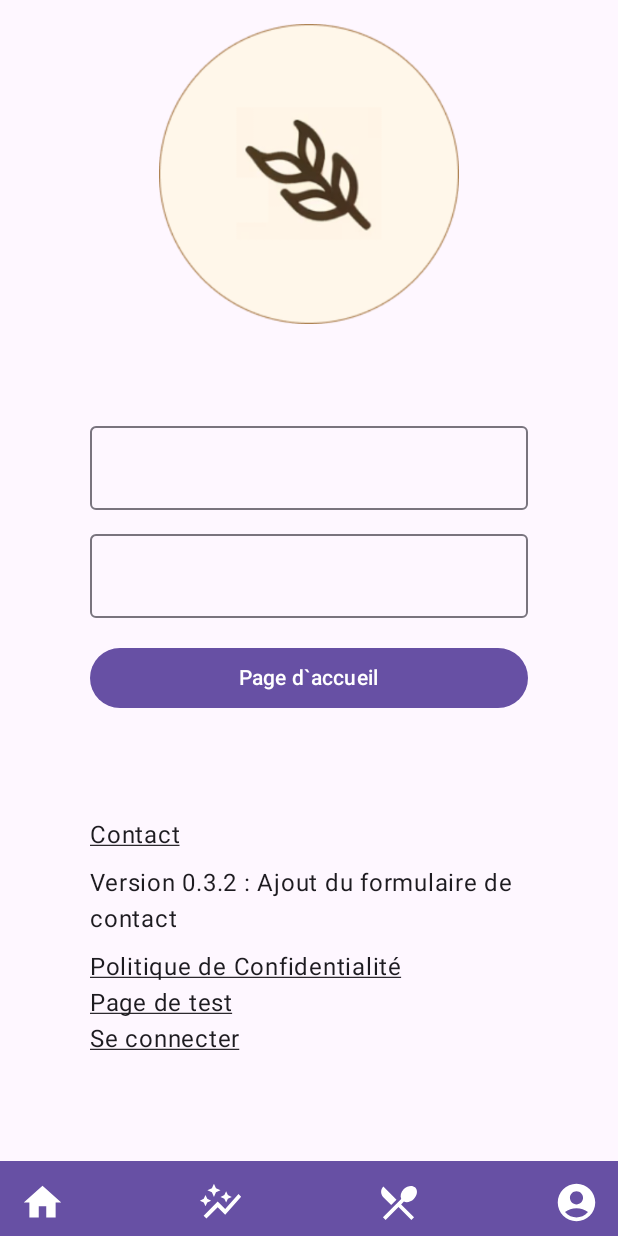
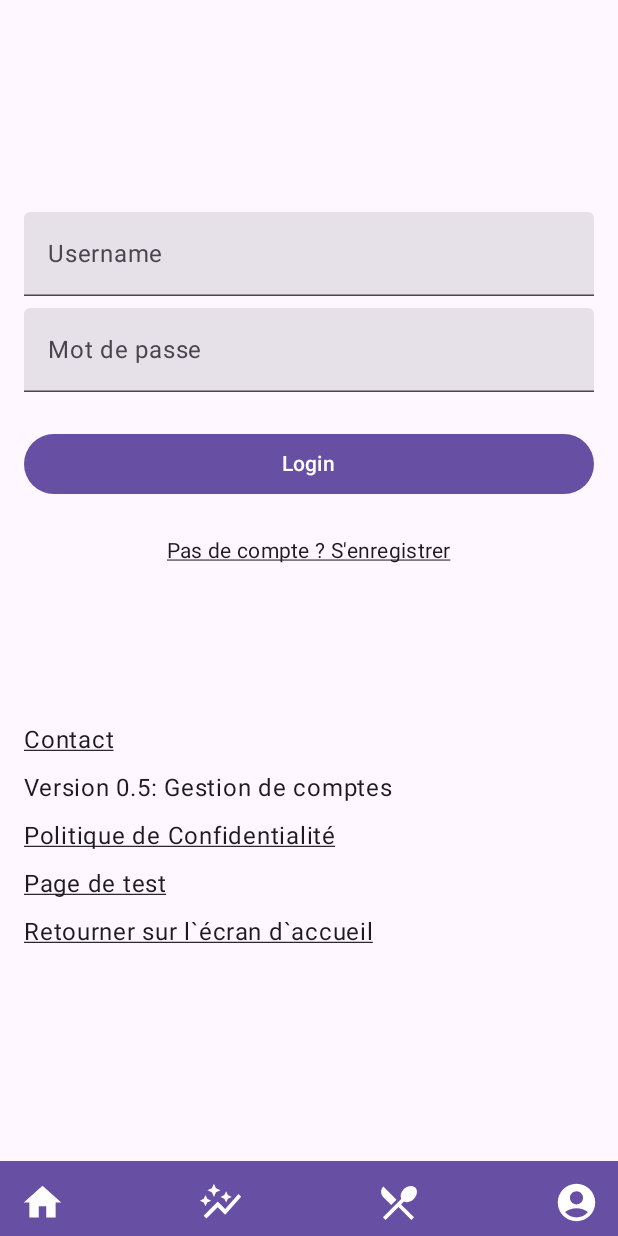
Before and after one commit to CedricSanchezGithub/Bagueton_Client, an Android app built with Jetpack Compose: the LoginScreen screen opened through its navigation route, on a phone screen of 412 x 824 dp. Run offline under Robolectric (Android 15) with nearby library versions, the phone set to English and light mode, and no system bars; network calls fail; pictures from the network do not load.

Commit message:
grosse maj

```diff
--- a/app/build.gradle.kts
+++ b/app/build.gradle.kts
@@ -69,7 +69,7 @@ dependencies {
     debugImplementation(libs.androidx.ui.tooling)
     debugImplementation(libs.androidx.ui.test.manifest)
     //Requete
-    implementation("com.squareup.okhttp3:okhttp:5.0.0-alpha.12")
+//    implementation("com.squareup.okhttp3:okhttp:5.0.0-alpha.12")
     //Parsing JSON
     implementation("com.google.code.gson:gson:2.10.1")
     //Téléchargement d'image
@@ -93,4 +93,8 @@ dependencies {
     //Coroutine
     implementation ("org.jetbrains.kotlinx:kotlinx-coroutines-core:1.3.5")
     implementation ("org.jetbrains.kotlinx:kotlinx-coroutines-android:1.3.5")
+    implementation( "com.squareup.retrofit2:retrofit:2.9.0")
+    implementation ("com.squareup.retrofit2:converter-gson:2.9.0")
+    implementation ("com.squareup.okhttp3:okhttp:4.9.0")
+    implementation ("com.squareup.okhttp3:logging-interceptor:4.9.0")
 }
--- a/app/src/main/java/com/c3dev/bagueton/ui/BaguetonViewModel.kt
+++ b/app/src/main/java/com/c3dev/bagueton/ui/BaguetonViewModel.kt
@@ -1,5 +1,6 @@
 package com.c3dev.bagueton.ui
 
+import androidx.compose.runtime.mutableIntStateOf
 import androidx.compose.runtime.mutableStateListOf
 import androidx.compose.runtime.mutableStateOf
 import androidx.lifecycle.ViewModel
@@ -30,7 +31,7 @@ class BaguetonViewModel : ViewModel() {
     var newIngredientsRecipe = mutableStateListOf<Ingredient>()
 
     var editMode = mutableStateOf(false)
-
+    var multiplication = mutableIntStateOf(1)
     fun createRecipe(title: String, ingredients: List<Ingredient>, steps: List<Step>){
         viewModelScope.launch(Dispatchers.Default) {
             ingredientsList.clear()
--- a/app/src/main/java/com/c3dev/bagueton/ui/Navigation.kt
+++ b/app/src/main/java/com/c3dev/bagueton/ui/Navigation.kt
@@ -2,6 +2,7 @@ package com.c3dev.bagueton.ui
 
 import ContactsFormScreen
 import ContactsViewModel
+import LoginScreen
 import androidx.compose.runtime.Composable
 import androidx.navigation.NavHostController
 import androidx.navigation.NavType
@@ -13,9 +14,9 @@ import com.c3dev.bagueton.ui.ui.screens.CalendarScreen
 import com.c3dev.bagueton.ui.ui.screens.CreateRecipeScreen
 import com.c3dev.bagueton.ui.ui.screens.HomeScreen
 import com.c3dev.bagueton.ui.ui.screens.ListRecipeScreen
-import com.c3dev.bagueton.ui.ui.screens.LoginScreen
 import com.c3dev.bagueton.ui.ui.screens.PrivacyPolicyScreen
 import com.c3dev.bagueton.ui.ui.screens.RecipeScreen
+import com.c3dev.bagueton.ui.ui.screens.ToolScreenCalc
 import com.c3dev.bagueton.ui.ui.screens.ToolsScreen
 import com.c3dev.bagueton.ui.ui.screens.UnboardingScreen
 import com.c3dev.bagueton.ui.ui.screens.tests.TestScreen
@@ -37,15 +38,17 @@ sealed class Routes(val route: String) {
     object FavoriteScreen : Routes("FavoriteScreen")
     //Route 7
     object ToolsScreen : Routes("ToolsScreen")
-    //Route 7
+    //Route 7.5
+    object ToolScreenCalc : Routes("ToolScreenCalc")
+    //Route 8
     object PrivacyPolicyScreen : Routes("PrivacyPolicyScreen")
-    //Route 8
+    //Route 9
     object UnboardingScreen : Routes("UnboardingScreen")
-    //Route 9
+    //Route 10
     object UpdateRecipeScreen : Routes("UpdateRecipeScreen/{id}"){
         fun createRoute(id: String) = "UpdateRecipeScreen/$id"
-        //Route 10
     }
+    //Route 11
     object TestScreen : Routes("TestScreen")
     object ContactsFormScreen : Routes("ContactsFormScreen")
     object CalendarScreen : Routes("CalendarScreen")
@@ -53,7 +56,11 @@ sealed class Routes(val route: String) {
 }
 
 @Composable
-fun AppNavigation(calendarViewModel: CalendarViewModel, baguetonViewModel: com.c3dev.bagueton.ui.BaguetonViewModel, accountViewModel: com.c3dev.bagueton.ui.AccountViewModel, weatherViewModel: WeatherViewModel, contactsViewModel: ContactsViewModel) {
+fun AppNavigation(calendarViewModel: CalendarViewModel,
+                  baguetonViewModel: BaguetonViewModel,
+                  accountViewModel: AccountViewModel,
+                  weatherViewModel: WeatherViewModel,
+                  contactsViewModel: ContactsViewModel) {
 
     val navHostController : NavHostController = rememberNavController()
 
@@ -76,18 +83,19 @@ fun AppNavigation(calendarViewModel: CalendarViewModel, baguetonViewModel: com.c
         //Route 4 vers ajouter une recette
         composable(route = Routes.CreateRecipeScreen.route){ CreateRecipeScreen(navHostController, baguetonViewModel) }
         //Route 5 vers l'écran de connexion
-        composable(route = Routes.LoginScreen.route){ LoginScreen(navHostController, accountViewModel) }
+        composable(route = Routes.LoginScreen.route){ LoginScreen(accountViewModel, navHostController) }
         //Route 6 vers l'écran de favoris
         composable(route = Routes.ToolsScreen.route){ ToolsScreen(navHostController, baguetonViewModel) }
+        composable(route = Routes.ToolScreenCalc.route){ ToolScreenCalc(navHostController, baguetonViewModel) }
         //Route 7 vers les politiques de confidentialitées
         composable(route = Routes.PrivacyPolicyScreen.route){ PrivacyPolicyScreen(navHostController) }
         // Route 9 vers l'écran d'unboarding
         composable(route = Routes.UnboardingScreen.route){ UnboardingScreen(navHostController, weatherViewModel) }
         //Route 10 vers l'écran de test
         composable(route = Routes.TestScreen.route){ TestScreen(navHostController, baguetonViewModel) }
-        //Route 10 vers l'écran de contacts
+        //Route 11 vers l'écran de contacts
         composable(route = Routes.ContactsFormScreen.route){ ContactsFormScreen(navHostController, contactsViewModel) }
-        //Route 11 vers l'écran agenda
+        //Route 12 vers l'écran agenda
         composable(route = Routes.CalendarScreen.route){ CalendarScreen(calendarViewModel, navHostController) }
     }
 }
--- /dev/null
+++ b/app/src/main/java/com/c3dev/bagueton/ui/model/usermanager/SessionManager.kt
@@ -0,0 +1,24 @@
+package com.c3dev.bagueton.ui.model.usermanager
+
+import android.content.Context
+import android.content.SharedPreferences
+
+object SessionManager {
+
+    private const val PREF_NAME = "user_session"
+    private const val KEY_TOKEN = "token"
+
+    private lateinit var prefs: SharedPreferences
+
+    fun init(context: Context) {
+        prefs = context.getSharedPreferences(PREF_NAME, Context.MODE_PRIVATE)
+    }
+
+    var token: String?
+        get() = prefs.getString(KEY_TOKEN, null)
+        set(value) = prefs.edit().putString(KEY_TOKEN, value).apply()
+
+    fun clearSession() {
+        prefs.edit().clear().apply()
+    }
+}
--- a/app/src/main/java/com/c3dev/bagueton/ui/ui/Components.kt
+++ b/app/src/main/java/com/c3dev/bagueton/ui/ui/Components.kt
@@ -93,9 +93,9 @@ fun SearchBar(
                 placeholder = { Text("Rechercher") },
                 modifier = Modifier
                     .weight(1f)
-                    .heightIn(min = 20.dp)
-                    .clip(RoundedCornerShape(50))
-                    .border(1.dp, MaterialTheme.colorScheme.onBackground, RoundedCornerShape(50.dp))
+                    .heightIn(min = 10.dp)
+                    .clip(RoundedCornerShape(5.dp))
+                    .border(1.dp, MaterialTheme.colorScheme.inverseOnSurface, RoundedCornerShape(5.dp))
             )
 
             Spacer(Modifier.width(8.dp))
@@ -137,7 +137,7 @@ fun MyBottomAppBar(navHostController: NavHostController? = null) {
                 Modifier.size(30.dp))
         }
         Spacer(Modifier.weight(1f, true))
-        IconButton(onClick = { navHostController?.navigate("ToolScreen") }) {
+        IconButton(onClick = { navHostController?.navigate("ToolsScreen") }) {
             Icon(Icons.Filled.AutoGraph, contentDescription = "Outils",
                 Modifier.size(30.dp))
         }
--- a/app/src/main/java/com/c3dev/bagueton/ui/ui/screens/LoginScreen.kt
+++ b/app/src/main/java/com/c3dev/bagueton/ui/ui/screens/LoginScreen.kt
@@ -1,26 +1,25 @@
-package com.c3dev.bagueton.ui.ui.screens
-
 import android.content.res.Configuration
-import androidx.compose.foundation.Image
 import androidx.compose.foundation.clickable
+import androidx.compose.foundation.layout.Arrangement
 import androidx.compose.foundation.layout.Column
 import androidx.compose.foundation.layout.Spacer
 import androidx.compose.foundation.layout.fillMaxSize
 import androidx.compose.foundation.layout.fillMaxWidth
 import androidx.compose.foundation.layout.height
 import androidx.compose.foundation.layout.padding
-import androidx.compose.foundation.layout.width
 import androidx.compose.material3.Button
 import androidx.compose.material3.MaterialTheme
-import androidx.compose.material3.OutlinedTextField
 import androidx.compose.material3.Scaffold
 import androidx.compose.material3.Surface
 import androidx.compose.material3.Text
+import androidx.compose.material3.TextField
 import androidx.compose.runtime.Composable
-import androidx.compose.ui.Alignment
+import androidx.compose.runtime.getValue
+import androidx.compose.runtime.mutableStateOf
+import androidx.compose.runtime.remember
+import androidx.compose.runtime.setValue
+import androidx.compose.ui.Alignment.Companion.CenterHorizontally
 import androidx.compose.ui.Modifier
-import androidx.compose.ui.layout.ContentScale
-import androidx.compose.ui.res.painterResource
 import androidx.compose.ui.res.stringResource
 import androidx.compose.ui.text.input.PasswordVisualTransformation
 import androidx.compose.ui.text.style.TextDecoration
@@ -29,13 +28,19 @@ import androidx.compose.ui.unit.dp
 import androidx.navigation.NavHostController
 import com.c3dev.bagueton.R
 import com.c3dev.bagueton.ui.AccountViewModel
+import com.c3dev.bagueton.ui.model.usermanager.User
 import com.c3dev.bagueton.ui.ui.MyBottomAppBar
 import com.c3dev.bagueton.ui.ui.theme.Bagueton_v1Theme
 
 @Composable
-fun LoginScreen(navHostController: NavHostController? = null,
-                accountViewModel: AccountViewModel
-) {
+fun LoginScreen(accountViewModel: AccountViewModel,
+                navHostController: NavHostController? = null) {
+
+    var username by remember { mutableStateOf("") }
+    var password by remember { mutableStateOf("") }
+    var confirmPassword by remember { mutableStateOf("") }
+    var message by remember { mutableStateOf("") }
+    var isRegisterScreen by remember { mutableStateOf(false) }
 
     Scaffold(
         bottomBar = {
@@ -43,117 +48,141 @@ fun LoginScreen(navHostController: NavHostController? = null,
         }
     ) { innerPadding ->
 
-
         Column(
-            horizontalAlignment = Alignment.CenterHorizontally,
-            modifier = Modifier.padding(innerPadding)
+            modifier = Modifier
+                .fillMaxSize()
+                .padding(innerPadding),
+            verticalArrangement = Arrangement.Center,
+            horizontalAlignment = CenterHorizontally
         ) {
-
-            Spacer(modifier = Modifier.height(16.dp))
-
-            Image(
-                painter = painterResource(id = R.drawable.icone),
-                contentDescription = "logo",
-                Modifier
-                    .width(200.dp)
-                    .padding(bottom = 60.dp), contentScale = ContentScale.FillWidth
-            )
-
             Column(
-                Modifier.padding(start = 60.dp, end = 60.dp),
-                horizontalAlignment = Alignment.End
-            ) {
-
-                // Champ pour le nom d'utilisateur
-                OutlinedTextField(
-                    value = accountViewModel.username.value,
-                    onValueChange = { accountViewModel.username.value = it },
-                    label = { stringResource(id = R.string.username) },
-                    singleLine = true,
                 modifier = Modifier
                     .fillMaxWidth()
+                    .padding(16.dp),
+                verticalArrangement = Arrangement.Center
+            ) {
+                TextField(
+                    value = username,
+                    onValueChange = { username = it },
+                    label = { Text("Username") },
+                    modifier = Modifier.fillMaxWidth()
                 )
 
                 Spacer(modifier = Modifier.height(8.dp))
 
-                // Champ pour le mot de passe
-                OutlinedTextField(
-                    value = accountViewModel.password.value,
-                    onValueChange = { accountViewModel.password.value = it },
-                    label = { stringResource(id = R.string.mpd) },
-                    singleLine = true,
+                TextField(
+                    value = password,
+                    onValueChange = { password = it },
+                    label = { Text("Mot de passe") },
                     visualTransformation = PasswordVisualTransformation(),
+                    modifier = Modifier.fillMaxWidth()
+                )
+
+                Spacer(modifier = Modifier.height(8.dp))
+
+                if (isRegisterScreen) {
+                    TextField(
+                        value = confirmPassword,
+                        onValueChange = { confirmPassword = it },
+                        label = { Text("Confirmez votre mot de passe") },
+                        visualTransformation = PasswordVisualTransformation(),
+                        modifier = Modifier.fillMaxWidth()
+                    )
+
+                    Spacer(modifier = Modifier.height(16.dp))
+                }
+            }
+
+            Button(
+                onClick = {
+                    if (isRegisterScreen) {
+                        if (password == confirmPassword) {
+                            accountViewModel.registerUser(User(username, password)) {
+                                message = it
+                            }
+                        } else {
+                            message = "Les mots de passe ne correspondent pas"
+                        }
+                    } else {
+                        accountViewModel.loginUser(username, password) {
+                            message = it
+                        }
+                    }
+                },
                 modifier = Modifier
                     .fillMaxWidth()
+                    .padding(horizontal = 16.dp)
+            ) {
+                Text(if (isRegisterScreen) "S'enregistrer" else "Login")
+            }
 
+            Spacer(modifier = Modifier.height(8.dp))
+
+            Text(
+                text = if (isRegisterScreen) "Déjà un compte ? Connectez-vous" else "Pas de compte ? S'enregistrer",
+                modifier = Modifier
+                    .clickable { isRegisterScreen = !isRegisterScreen }
+                    .padding(16.dp),
+                style = MaterialTheme.typography.bodyMedium,
+                textDecoration = TextDecoration.Underline
             )
 
             Spacer(modifier = Modifier.height(16.dp))
 
-                // Bouton de connexion
-                Button(
-                    onClick = {
-                        // Logique de validation ou de connexion
-                        if (accountViewModel.username.value.isNotBlank() && accountViewModel.password.value.isNotBlank()) {
-                            // Supposons que la connexion est réussie
-                        } else {
-                            accountViewModel.errorMessage.value =
-                                "Nom d'utilisateur ou mot de passe invalide"
+            Text(text = message, style = MaterialTheme.typography.bodyLarge)
+
+            Spacer(modifier = Modifier.height(32.dp))
+
+            Column(
+                modifier = Modifier
+                    .padding(16.dp)
+                    .fillMaxWidth(),
+            ) {
+                Text(
+                    text = "Contact",
+                    textDecoration = TextDecoration.Underline,
+                    modifier = Modifier.clickable {
+                        navHostController?.navigate("ContactsFormScreen")
                     }
-                    }, Modifier.fillMaxWidth(1f)
-
-                ) {
-                    Text(stringResource(id = R.string.login))
-                }
-
-                // Affichage des messages d'erreur
-                if (accountViewModel.errorMessage.value.isNotEmpty()) {
-                    Text(text = "errorMessage.value", color = MaterialTheme.colorScheme.error)
-                }
-                Column(modifier = Modifier.fillMaxWidth()) {
-
-                    Spacer(modifier = Modifier.weight(1f))
-                    Text(text = "Contact",
-                        textDecoration = TextDecoration.Underline,
-                        modifier = Modifier.clickable{
-                            run { navHostController?.navigate("ContactsFormScreen") }
-                        })
+                )
                 Spacer(modifier = Modifier.height(8.dp))
                 Text(text = stringResource(id = R.string.version))
                 Spacer(modifier = Modifier.height(8.dp))
-                    Text(text = stringResource(id = R.string.confidentiality),
+                Text(
+                    text = stringResource(id = R.string.confidentiality),
                     textDecoration = TextDecoration.Underline,
-                        modifier = Modifier.clickable{
-                            run { navHostController?.navigate("PrivacyPolicyScreen") }
-                        })
-
-                    Text(text = stringResource(id = R.string.test),
+                    modifier = Modifier.clickable {
+                        navHostController?.navigate("PrivacyPolicyScreen")
+                    }
+                )
+                Spacer(modifier = Modifier.height(8.dp))
+                Text(
+                    text = stringResource(id = R.string.test),
                     textDecoration = TextDecoration.Underline,
-                        modifier = Modifier.clickable{
-                            run { navHostController?.navigate("TestScreen") }
-                        })
-                    Text(text = stringResource(id = R.string.unboarding),
+                    modifier = Modifier.clickable {
+                        navHostController?.navigate("TestScreen")
+                    }
+                )
+                Spacer(modifier = Modifier.height(8.dp))
+                Text(
+                    text = stringResource(id = R.string.unboarding),
                     textDecoration = TextDecoration.Underline,
-                        modifier = Modifier.clickable{
-                            run { navHostController?.navigate("UnboardingScreen") }
-                        })
-                    Spacer(modifier = Modifier.weight(1f))
+                    modifier = Modifier.clickable {
+                        navHostController?.navigate("UnboardingScreen")
                     }
+                )
             }
         }
     }
 }
 
-
-
 @Preview(showBackground = true, showSystemUi = true, uiMode = Configuration.UI_MODE_NIGHT_NO)
 @Preview(showBackground = true, showSystemUi = true, uiMode = Configuration.UI_MODE_NIGHT_YES)
 @Composable
 fun LoginScreenPreview() {
-
     Bagueton_v1Theme {
         Surface(modifier = Modifier.fillMaxSize(), color = MaterialTheme.colorScheme.background) {
-            LoginScreen(accountViewModel= AccountViewModel())
+            LoginScreen(accountViewModel = AccountViewModel())
         }
     }
 }
--- a/app/src/main/java/com/c3dev/bagueton/ui/ui/screens/RegistrationScreen.kt
+++ b/app/src/main/java/com/c3dev/bagueton/ui/ui/screens/RegistrationScreen.kt
@@ -29,16 +29,13 @@ import androidx.compose.ui.res.stringResource
 import androidx.compose.ui.text.input.PasswordVisualTransformation
 import androidx.compose.ui.tooling.preview.Preview
 import androidx.compose.ui.unit.dp
-import androidx.navigation.NavHostController
 import com.c3dev.bagueton.R
 import com.c3dev.bagueton.ui.AccountViewModel
 import com.c3dev.bagueton.ui.ui.MyBottomAppBar
 import com.c3dev.bagueton.ui.ui.theme.Bagueton_v1Theme
 
 @Composable
-fun RegistrationScreen(navHostController: NavHostController? = null,
-                accountViewModel: AccountViewModel
-) {
+fun RegistrationScreen(accountViewModel: AccountViewModel) {
 
 
 
--- a/app/src/main/java/com/c3dev/bagueton/ui/ui/screens/UnboardingScreen.kt
+++ b/app/src/main/java/com/c3dev/bagueton/ui/ui/screens/UnboardingScreen.kt
@@ -49,7 +49,7 @@ fun UnboardingScreen (navHostController: NavHostController? = null,
         Row(modifier = Modifier.fillMaxWidth(1f),
             horizontalArrangement = Arrangement.Center) {
 
-              Image(ImageBitmap.imageResource(id = R.drawable.icone),
+              Image(ImageBitmap.imageResource(id = R.drawable.logobagueton),
                 contentDescription = "logo", modifier = Modifier
                       .height(300.dp)
                       .width(300.dp)
@@ -75,13 +75,14 @@ fun UnboardingScreen (navHostController: NavHostController? = null,
             }
             Row {
                 Text(
-                    text = "${
-                        weatherData?.main?.temp?.minus(273.15)?.let { round(it * 10) / 10 } ?: "N/A"
-                    } °C",
+                    text = weatherData?.main?.temp?.let {
+                        "${(it - 273.15).let { temp -> round(temp * 10) / 10 }} °C"
+                    } ?: "Chargement des données météos ...",
                     modifier = Modifier.fillMaxWidth(1f),
                     textAlign = TextAlign.Center
                 )
             }
+
             Row {
                 weatherData?.name?.let {
                     Text(text = it,Modifier.fillMaxWidth(1f),
--- a/app/src/main/java/com/c3dev/bagueton/ui/viewmodel/MainActivity.kt
+++ b/app/src/main/java/com/c3dev/bagueton/ui/viewmodel/MainActivity.kt
@@ -13,14 +13,16 @@ import com.c3dev.bagueton.ui.AppNavigation
 import com.c3dev.bagueton.ui.BaguetonViewModel
 import com.c3dev.bagueton.ui.CalendarViewModel
 import com.c3dev.bagueton.ui.WeatherViewModel
+import com.c3dev.bagueton.ui.model.usermanager.SessionManager
 import com.c3dev.bagueton.ui.ui.theme.Bagueton_v1Theme
 
 class MainActivity : ComponentActivity() {
     override fun onCreate(savedInstanceState: Bundle?) {
         super.onCreate(savedInstanceState)
+        // Initialiser SessionManager
+        SessionManager.init(this)
         setContent {
             Bagueton_v1Theme {
-                // A surface container using the 'background' color from the theme
                 Surface(
                     modifier = Modifier.fillMaxSize(),
                     color = MaterialTheme.colorScheme.background
@@ -30,7 +32,7 @@ class MainActivity : ComponentActivity() {
                         accountViewModel = AccountViewModel(),
                         weatherViewModel = WeatherViewModel(),
                         contactsViewModel = ContactsViewModel(),
-                        calendarViewModel = CalendarViewModel()
+                        calendarViewModel = CalendarViewModel(),
                     )
                 }
             }
--- a/app/src/main/res/values/strings.xml
+++ b/app/src/main/res/values/strings.xml
@@ -3,7 +3,7 @@
     <string name="welcome_unboarding">"Bienvenue sur l'application Bagueton!"</string>
     <string name="order_unboarding">Vous avez 13 commandes aujoud`hui</string>
     <string name="enter_unboarding">Entrer</string>
-    <string name="welcome_message">Bienvenue, utilisateur</string>
+    <string name="welcome_message">Bienvenue, </string>
     <string name="list_order">Liste des commandes :</string>
     <string name="img_of">Image de </string>
     <string name="img_not_found">Image introuvable</string>
@@ -30,11 +30,11 @@
     <string name="username">Nom d`utilisateur</string>
     <string name="mpd">Mot de passe</string>
     <string name="error_login">Nom d`utilisateur ou mot de passe invalide</string>
-    <string name="version">Version 0.3.2 : Ajout du formulaire de contact </string>
+    <string name="version">Version 0.5: Gestion de comptes</string>
     <string name="confidentiality">Politique de Confidentialité</string>
     <string name="test">Page de test</string>
-    <string name="login">Page d`accueil</string>
-    <string name="unboarding">Se connecter</string>
+    <string name="login">Login</string>
+    <string name="unboarding">Retourner sur l`écran d`accueil</string>
 
     <string name="update_recipe">Mettre à jour la recette</string>
     <string name="cancel">Annuler</string>
```
Also changed, not shown: app/src/main/java/com/c3dev/bagueton/ui/AccountViewModel.kt (+43 -0 lines), app/src/main/java/com/c3dev/bagueton/ui/model/ContactsFormAPI.kt (+3 -4 lines), app/src/main/java/com/c3dev/bagueton/ui/model/RecipeAPI.kt (+5 -5 lines), app/src/main/java/com/c3dev/bagueton/ui/model/usermanager/ApiService.kt (added, +16 -0 lines), app/src/main/java/com/c3dev/bagueton/ui/model/usermanager/RetrofitClient.kt (added, +35 -0 lines), app/src/main/java/com/c3dev/bagueton/ui/model/usermanager/UserAPI.kt (added, +17 -0 lines), app/src/main/java/com/c3dev/bagueton/ui/ui/screens/HomeScreen.kt (+7 -2 lines), app/src/main/java/com/c3dev/bagueton/ui/ui/screens/ToolScreenCalc.kt (added, +180 -0 lines), app/src/main/java/com/c3dev/bagueton/ui/ui/screens/ToolsScreen.kt (+10 -1 lines). Lines whose indentation alone changed are shown as unchanged.
